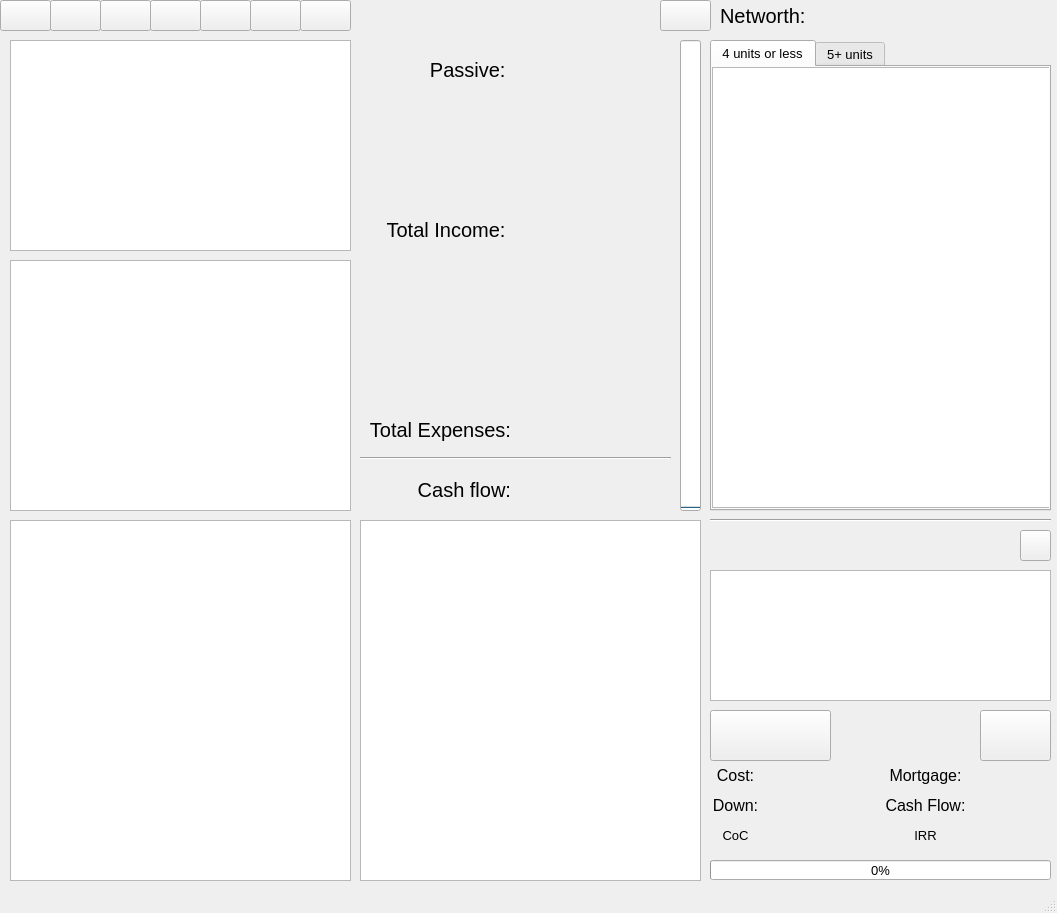
Qt form guis/financial.ui (Rightside-Two-0/Rightside_Two.0) before a commit.
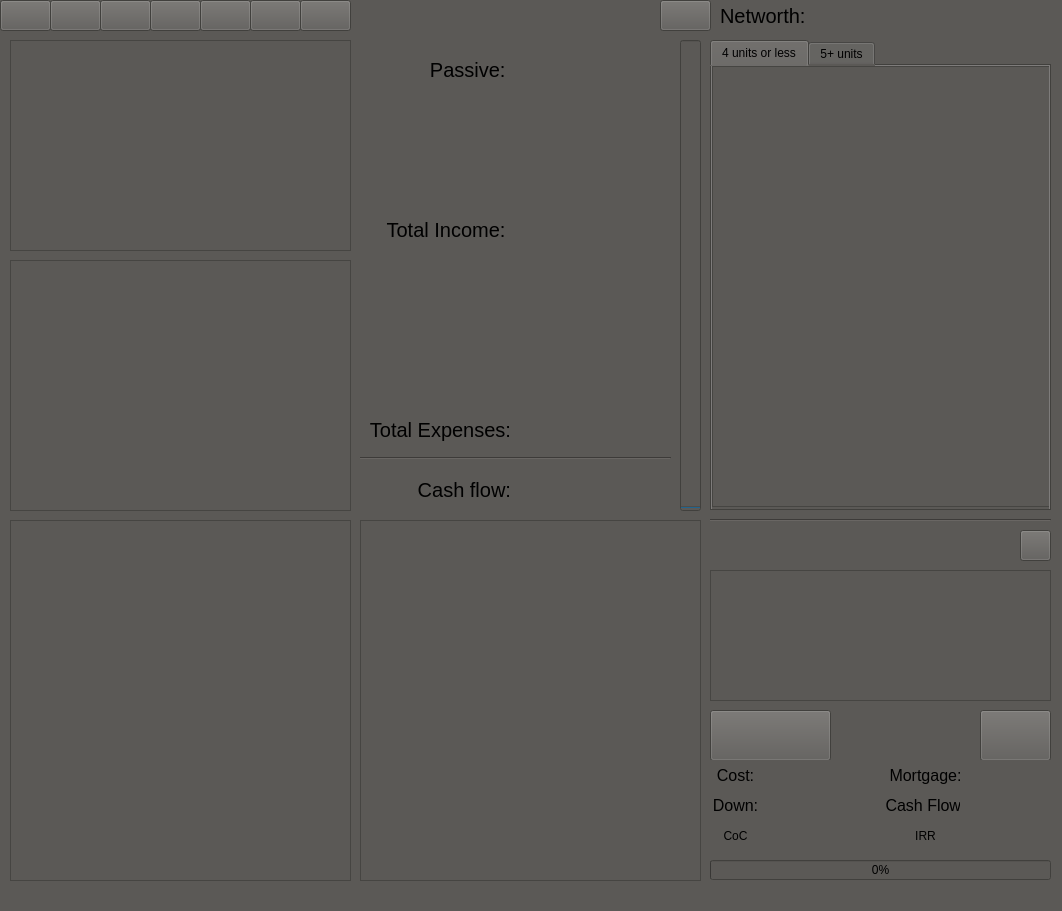
The same form after that commit. Icons and pictures are not drawn.

The edit to the form file:
```diff
--- a/guis/financial.ui
+++ b/guis/financial.ui
@@ -6,8 +6,8 @@
    <rect>
     <x>0</x>
     <y>0</y>
-    <width>1057</width>
-    <height>913</height>
+    <width>1062</width>
+    <height>911</height>
    </rect>
   </property>
   <property name="font">
@@ -21,6 +21,9 @@
   <property name="layoutDirection">
    <enum>Qt::LeftToRight</enum>
   </property>
+  <property name="styleSheet">
+   <string notr="true">background-color: #5B5956;</string>
+  </property>
   <property name="unifiedTitleAndToolBarOnMac">
    <bool>true</bool>
   </property>
@@ -336,8 +339,8 @@
      <string>&lt;!DOCTYPE HTML PUBLIC &quot;-//W3C//DTD HTML 4.0//EN&quot; &quot;http://www.w3.org/TR/REC-html40/strict.dtd&quot;&gt;
 &lt;html&gt;&lt;head&gt;&lt;meta name=&quot;qrichtext&quot; content=&quot;1&quot; /&gt;&lt;style type=&quot;text/css&quot;&gt;
 p, li { white-space: pre-wrap; }
-&lt;/style&gt;&lt;/head&gt;&lt;body style=&quot; font-family:'Ubuntu'; font-size:10pt; font-weight:400; font-style:normal;&quot;&gt;
-&lt;p style=&quot;-qt-paragraph-type:empty; margin-top:0px; margin-bottom:0px; margin-left:0px; margin-right:0px; -qt-block-indent:0; text-indent:0px;&quot;&gt;&lt;br /&gt;&lt;/p&gt;&lt;/body&gt;&lt;/html&gt;</string>
+&lt;/style&gt;&lt;/head&gt;&lt;body style=&quot; font-family:'Ubuntu'; font-size:11pt; font-weight:400; font-style:normal;&quot;&gt;
+&lt;p style=&quot;-qt-paragraph-type:empty; margin-top:0px; margin-bottom:0px; margin-left:0px; margin-right:0px; -qt-block-indent:0; text-indent:0px; font-size:10pt;&quot;&gt;&lt;br /&gt;&lt;/p&gt;&lt;/body&gt;&lt;/html&gt;</string>
     </property>
    </widget>
    <widget class="QPushButton" name="buy_button">
```
Left out of the diff: 18 changed lines with no effect on the pictures.
